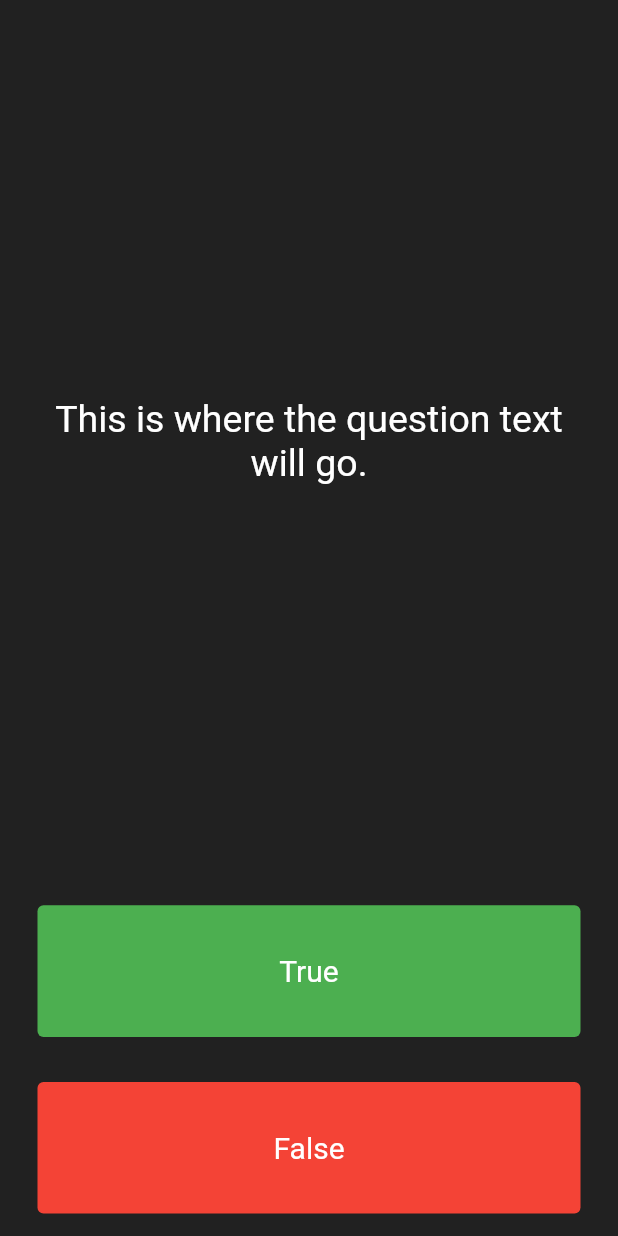
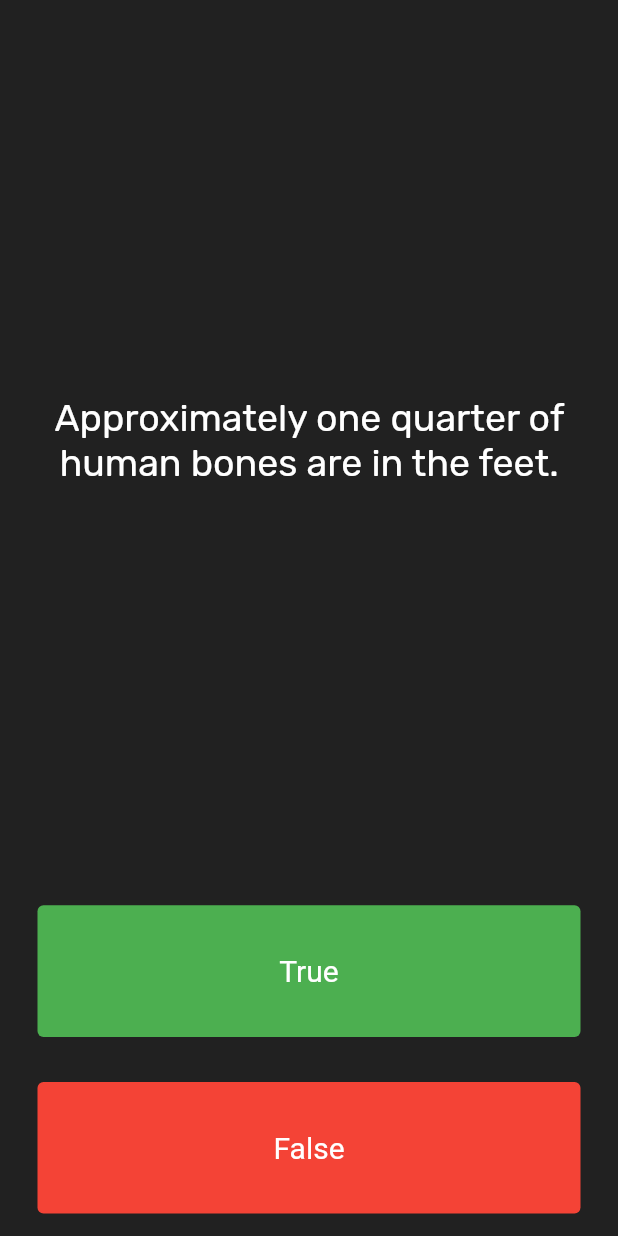
Before and after one commit to Jasil-kk/quizzler, a Flutter app: the screen it shows after launch, after a tap on "True", on a phone screen of 412 x 824 dp. Run offline on Flutter 3.47's test engine with Material 2 defaults, Android fonts, the phone set to English and light mode, and no system bars.

Commit message:
question,quiz_brain dart files added

```diff
--- a/lib/main.dart
+++ b/lib/main.dart
@@ -1,4 +1,7 @@
 import 'package:flutter/material.dart';
+import 'quiz_brain.dart';
+
+QuizBrain quizBrain = QuizBrain();
 
 void main() => runApp(const Quizzler());
 
@@ -8,6 +11,7 @@ class Quizzler extends StatelessWidget {
   @override
   Widget build(BuildContext context) {
     return MaterialApp(
+
       debugShowCheckedModeBanner: false,
       home: Scaffold(
         backgroundColor: Colors.grey.shade900,
@@ -30,22 +34,35 @@ class QuizPage extends StatefulWidget {
 }
 
 class _QuizPageState extends State<QuizPage> {
+  List<Icon> scoreKeeper = [];
+  int questionNumber = 0;
+
+   handleIncrease() {
+    setState(() {
+      questionNumber++;
+      print(questionNumber);
+    });
+}
+
+
   @override
   Widget build(BuildContext context) {
     return Column(
       mainAxisAlignment: MainAxisAlignment.spaceBetween,
       crossAxisAlignment: CrossAxisAlignment.stretch,
       children: <Widget>[
-        const Expanded(
+         Expanded(
           flex: 5,
           child: Padding(
             padding: EdgeInsets.all(10.0),
             child: Center(
               child: Text(
-                'This is where the question text will go.',
+                quizBrain.questionBank[questionNumber].questionText,
                 textAlign: TextAlign.center,
                 style: TextStyle(
                   fontSize: 25.0,
+                  fontFamily: 'Rubik',
+                  fontWeight: FontWeight.w500,
                   color: Colors.white,
                 ),
               ),
@@ -55,17 +72,26 @@ class _QuizPageState extends State<QuizPage> {
         Expanded(
           child: Padding(
             padding: const EdgeInsets.all(15.0),
-            child:
-              TextButton(
+            child: TextButton(
               style: TextButton.styleFrom(
                 textStyle: const TextStyle(color: Colors.white),
                 backgroundColor: Colors.green,
               ),
               child: const Text(
                 'True',
-                style: TextStyle(color: Colors.white, backgroundColor: Colors.transparent,fontSize: 20.0),
+                style: TextStyle(
+                    color: Colors.white,
+                    backgroundColor: Colors.transparent,
+                    fontSize: 20.0),
               ),
               onPressed: () {
+                handleIncrease();
+                bool correctedAnswer = quizBrain.questionBank[questionNumber].questionAnswer;
+                if(correctedAnswer == false) {
+                  print('user got it right!');
+                }else{
+                  print('user got it wrong');
+                }
                 //The user picked true.
               },
             ),
@@ -74,22 +100,31 @@ class _QuizPageState extends State<QuizPage> {
         Expanded(
           child: Padding(
               padding: const EdgeInsets.all(15.0),
-            child:               TextButton(
+              child: TextButton(
                 style: TextButton.styleFrom(
                   textStyle: const TextStyle(color: Colors.white),
                   backgroundColor: Colors.red,
                 ),
                 child: const Text(
                   'False',
-                style: TextStyle(color: Colors.white, backgroundColor: Colors.transparent,fontSize: 20.0),
+                  style: TextStyle(
+                      color: Colors.white,
+                      backgroundColor: Colors.transparent,
+                      fontSize: 20.0),
                 ),
                 onPressed: () {
+                  handleIncrease();
+                  bool correctedAnswer = quizBrain.questionBank[questionNumber].questionAnswer;
                   //The user picked true.
                 },
+              )),
+        ),
+        // Row(children: scoreKeeper,)
+        Row(
+          children: scoreKeeper
+              .map((icon) => Icon(icon.icon, color: icon.color))
+              .toList(),
         )
-          ),
-        ),
-        //TODO: Add a Row here as your score keeper
       ],
     );
   }
--- /dev/null
+++ b/lib/question.dart
@@ -0,0 +1,6 @@
+class Question {
+  String questionText;
+  bool questionAnswer;
+
+  Question(String q, bool a) : questionText = q, questionAnswer = a;
+}
```
Also changed, not shown: lib/quiz_brain.dart (added, +9 -0 lines), pubspec.yaml (+9 -59 lines), fonts/Rubik-Regular.ttf (added). Lines whose indentation alone changed are shown as unchanged.
